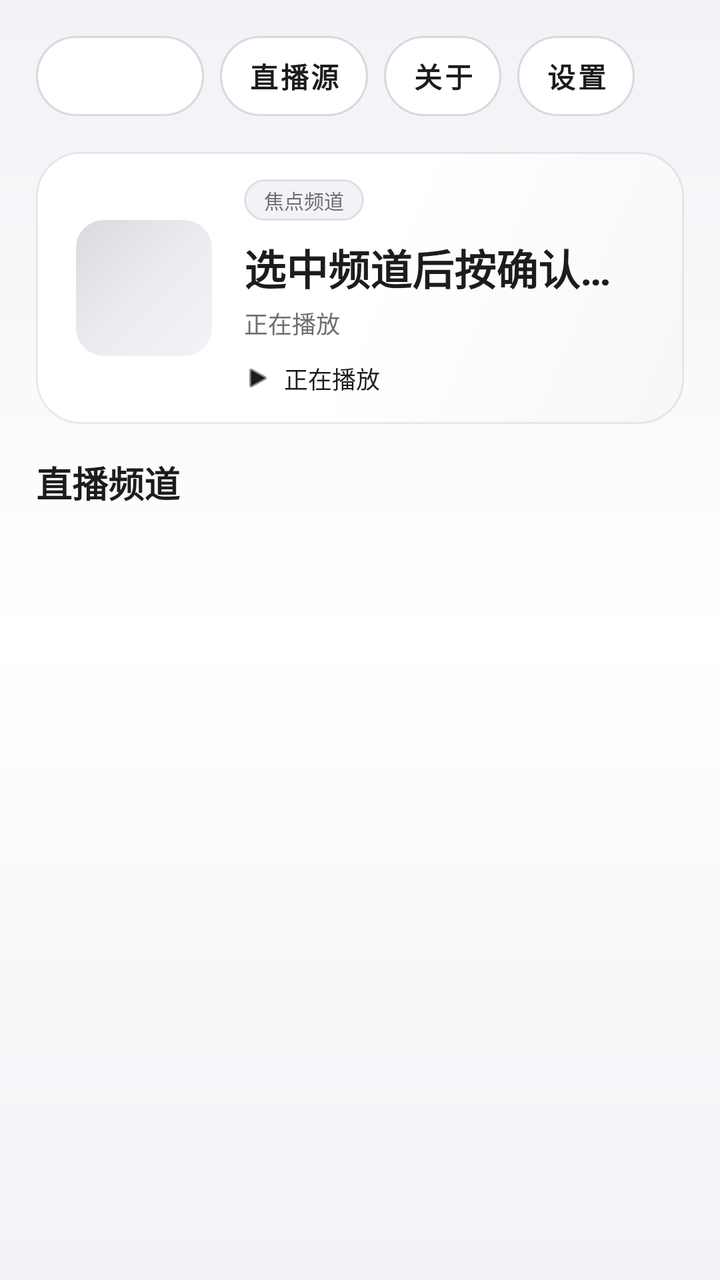
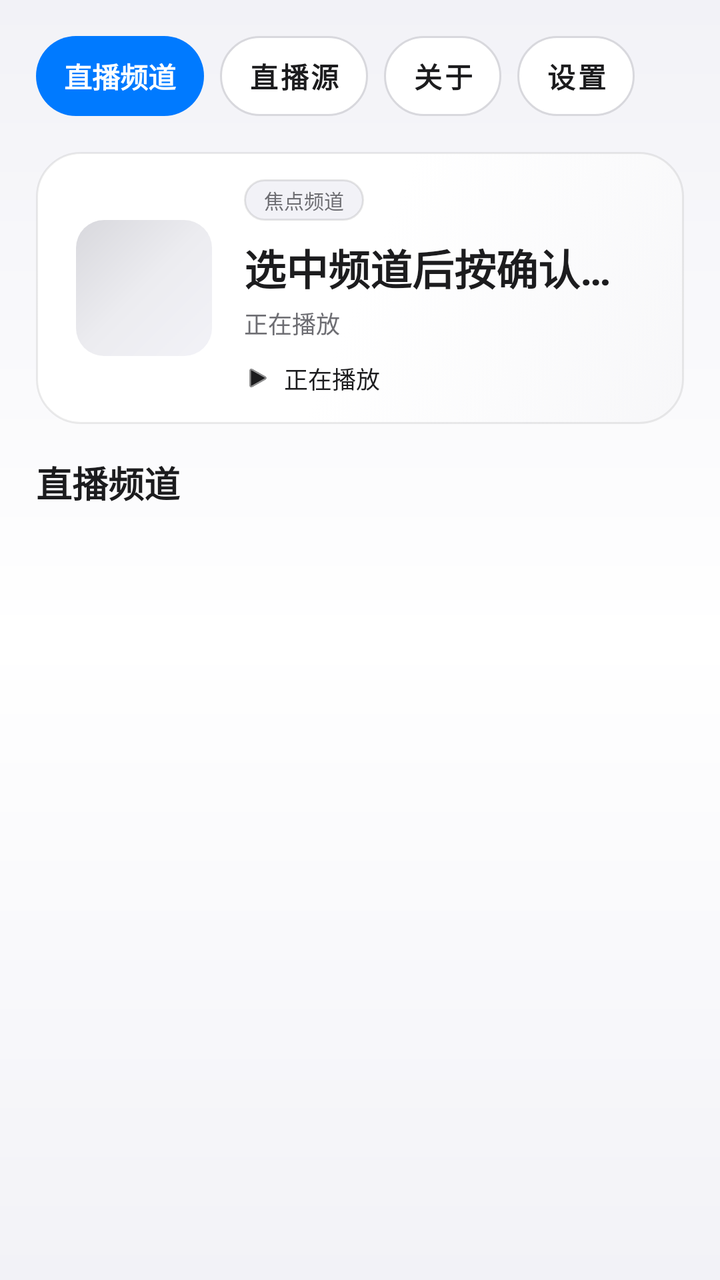

The first picture is an Android layout as it rendered before a commit; the second is the same layout after the commit. The layout source and the unified diff follow.
<!-- AndroidManifest.xml: application theme Theme.IPTVPlayer -->
<!-- res/layout/activity_main.xml -->
<?xml version="1.0" encoding="utf-8"?>
<FrameLayout xmlns:android="http://schemas.android.com/apk/res/android"
    xmlns:app="http://schemas.android.com/apk/res-auto"
    android:id="@+id/root"
    android:layout_width="match_parent"
    android:layout_height="match_parent"
    android:background="@drawable/bg_app_gradient">

    
    <LinearLayout
        android:id="@+id/pageList"
        android:layout_width="match_parent"
        android:layout_height="match_parent"
        android:orientation="vertical"
        android:paddingStart="@dimen/page_padding"
        android:paddingEnd="@dimen/page_padding"
        android:paddingTop="@dimen/page_padding_top">

        
        <LinearLayout
            android:layout_width="match_parent"
            android:layout_height="wrap_content"
            android:orientation="horizontal"
            android:gravity="center_vertical"
            android:layout_marginBottom="@dimen/header_gap">

            <TextView
                android:layout_width="wrap_content"
                android:layout_height="wrap_content"
                android:minHeight="40dp"
                android:gravity="center"
                android:paddingStart="14dp"
                android:paddingEnd="14dp"
                android:background="@drawable/bg_tab"
                android:selected="true"
                android:text="@string/channel_list_title"
                android:textSize="@dimen/top_button_text"
                android:textStyle="bold"
                android:textColor="#FFFFFFFF"
                android:focusable="false"
                android:clickable="false" />

            <Button
                android:id="@+id/btnConfig"
                style="@style/TabButton"
                android:layout_width="wrap_content"
                android:layout_height="wrap_content"
                android:layout_marginStart="8dp"
                android:minWidth="0dp"
                android:paddingStart="14dp"
                android:paddingEnd="14dp"
                android:text="@string/btn_config"
                android:textSize="@dimen/top_button_text" />

            <Button
                android:id="@+id/btnAbout"
                style="@style/TabButton"
                android:layout_width="wrap_content"
                android:layout_height="wrap_content"
                android:layout_marginStart="8dp"
                android:minWidth="0dp"
                android:paddingStart="14dp"
                android:paddingEnd="14dp"
                android:text="@string/about_entry"
                android:textSize="@dimen/top_button_text" />

            <Button
                android:id="@+id/btnSettings"
                style="@style/TabButton"
                android:layout_width="wrap_content"
                android:layout_height="wrap_content"
                android:layout_marginStart="8dp"
                android:minWidth="0dp"
                android:paddingStart="14dp"
                android:paddingEnd="14dp"
                android:text="@string/settings"
                android:textSize="@dimen/top_button_text" />
        </LinearLayout>

        
        <FrameLayout
            android:id="@+id/heroCard"
            android:layout_width="match_parent"
            android:layout_height="@dimen/hero_height"
            android:background="@drawable/bg_hero_gradient"
            android:focusable="true"
            android:clickable="true"
            android:stateListAnimator="@animator/focus_scale"
            android:layout_marginBottom="@dimen/hero_gap">

            <LinearLayout
                android:layout_width="match_parent"
                android:layout_height="match_parent"
                android:orientation="horizontal"
                android:gravity="center_vertical"
                android:paddingStart="20dp"
                android:paddingEnd="20dp">

                <FrameLayout
                    android:layout_width="@dimen/hero_logo"
                    android:layout_height="@dimen/hero_logo"
                    android:background="@drawable/bg_logo_placeholder"
                    android:layout_marginEnd="16dp">

                    <ImageView
                        android:id="@+id/ivHeroLogo"
                        android:layout_width="match_parent"
                        android:layout_height="match_parent"
                        android:scaleType="fitCenter"
                        android:padding="8dp"
                        android:contentDescription="台标" />
                </FrameLayout>

                <LinearLayout
                    android:layout_width="0dp"
                    android:layout_height="match_parent"
                    android:layout_weight="1"
                    android:orientation="vertical"
                    android:gravity="center_vertical">

                    <TextView
                        android:id="@+id/tvHeroBadge"
                        android:layout_width="wrap_content"
                        android:layout_height="wrap_content"
                        android:background="@drawable/bg_badge_live"
                        android:paddingStart="10dp"
                        android:paddingEnd="10dp"
                        android:paddingTop="3dp"
                        android:paddingBottom="3dp"
                        android:text="@string/hero_badge"
                        android:textSize="10sp"
                        android:textColor="@color/text_secondary" />

                    <TextView
                        android:id="@+id/tvHeroTitle"
                        android:layout_width="match_parent"
                        android:layout_height="wrap_content"
                        android:layout_marginTop="@dimen/hero_title_gap"
                        android:text="@string/hero_hint"
                        android:textSize="@dimen/hero_title"
                        android:textStyle="bold"
                        android:textColor="@color/text_primary"
                        android:maxLines="1"
                        android:ellipsize="end" />

                    <TextView
                        android:id="@+id/tvHeroSub"
                        android:layout_width="match_parent"
                        android:layout_height="wrap_content"
                        android:layout_marginTop="@dimen/hero_sub_gap"
                        android:text="@string/hero_playing"
                        android:textSize="@dimen/hero_sub"
                        android:textColor="@color/text_secondary"
                        android:maxLines="1"
                        android:ellipsize="end" />

                    
                    <LinearLayout
                        android:layout_width="match_parent"
                        android:layout_height="wrap_content"
                        android:orientation="horizontal"
                        android:gravity="center_vertical"
                        android:layout_marginTop="@dimen/hero_epg_gap">

                        <ImageView
                            android:layout_width="14dp"
                            android:layout_height="14dp"
                            android:src="@android:drawable/ic_media_play"
                            android:tint="@color/text_primary" />

                        <TextView
                            android:id="@+id/tvHeroEpg"
                            android:layout_width="0dp"
                            android:layout_height="wrap_content"
                            android:layout_weight="1"
                            android:minWidth="0dp"
                            android:layout_marginStart="6dp"
                            android:text="@string/hero_playing"
                            android:textSize="@dimen/hero_sub"
                            android:textColor="@color/text_primary"
                            android:maxLines="1"
                            android:ellipsize="end" />
                    </LinearLayout>

                    <TextView
                        android:id="@+id/tvHeroEpgNext"
                        android:layout_width="match_parent"
                        android:layout_height="wrap_content"
                        android:layout_marginTop="@dimen/hero_next_gap"
                        android:text=""
                        android:textSize="@dimen/epg_next_text"
                        android:textColor="@color/text_secondary"
                        android:maxLines="1"
                        android:ellipsize="end"
                        android:visibility="gone" />
                </LinearLayout>
            </LinearLayout>
        </FrameLayout>

        
        <LinearLayout
            android:layout_width="match_parent"
            android:layout_height="wrap_content"
            android:orientation="horizontal"
            android:gravity="center_vertical"
            android:layout_marginBottom="@dimen/section_gap">

            <TextView
                android:layout_width="wrap_content"
                android:layout_height="wrap_content"
                android:text="@string/channel_list_title"
                android:textSize="@dimen/section_title"
                android:textStyle="bold"
                android:textColor="@color/text_primary" />

            <TextView
                android:id="@+id/tvChannelCount"
                android:layout_width="wrap_content"
                android:layout_height="wrap_content"
                android:layout_marginStart="10dp"
                android:text=""
                android:textSize="@dimen/card_meta"
                android:textColor="@color/text_hint" />

        
        </LinearLayout>

        <HorizontalScrollView
            android:id="@+id/groupScroller"
            android:layout_width="match_parent"
            android:layout_height="wrap_content"
            android:scrollbars="none"
            android:layout_marginBottom="@dimen/chips_gap">

            <LinearLayout
                android:id="@+id/groupContainer"
                android:layout_width="wrap_content"
                android:layout_height="wrap_content"
                android:orientation="horizontal" />
        </HorizontalScrollView>

        
        <FrameLayout
            android:layout_width="match_parent"
            android:layout_height="0dp"
            android:layout_weight="1">

            <androidx.recyclerview.widget.RecyclerView
                android:id="@+id/recyclerView"
                android:layout_width="match_parent"
                android:layout_height="match_parent"
                android:clipToPadding="false"
                android:paddingBottom="24dp" />

            <TextView
                android:id="@+id/tvEmpty"
                android:layout_width="match_parent"
                android:layout_height="match_parent"
                android:gravity="center"
                android:text="@string/empty_hint"
                android:textSize="14sp"
                android:textColor="@color/text_secondary"
                android:visibility="gone" />

            <ProgressBar
                android:id="@+id/progressBar"
                android:layout_width="wrap_content"
                android:layout_height="wrap_content"
                android:layout_gravity="center"
                android:indeterminateTint="@color/primary"
                android:visibility="gone" />
        </FrameLayout>
    </LinearLayout>

    
    <FrameLayout
        android:id="@+id/pagePlayer"
        android:layout_width="match_parent"
        android:layout_height="match_parent"
        android:background="@color/black"
        android:visibility="gone">

        
        <FrameLayout
            android:id="@+id/videoHost"
            android:layout_width="match_parent"
            android:layout_height="match_parent"
            android:clipChildren="true"
            android:clipToPadding="true" />

        <ProgressBar
            android:id="@+id/pbLoading"
            android:layout_width="48dp"
            android:layout_height="48dp"
            android:layout_gravity="center"
            android:indeterminateTint="@color/primary"
            android:visibility="gone" />

        
        <LinearLayout
            android:id="@+id/topPanel"
            android:layout_width="match_parent"
            android:layout_height="wrap_content"
            android:orientation="vertical"
            android:background="@drawable/bg_top_scrim"
            android:padding="20dp">

            <LinearLayout
                android:id="@+id/btnRow"
                android:layout_width="match_parent"
                android:layout_height="wrap_content"
                android:orientation="horizontal"
                android:gravity="center_vertical">

                <Button
                    android:id="@+id/btnBack"
                    style="@style/GhostButton"
                    android:layout_width="wrap_content"
                    android:layout_height="wrap_content"
                    android:minHeight="40dp"
                    android:text="@string/back" />

                <View
                    android:layout_width="0dp"
                    android:layout_height="1dp"
                    android:layout_weight="1" />

                <TextView
                    android:id="@+id/tvPlayerTitle"
                    android:layout_width="0dp"
                    android:layout_height="wrap_content"
                    android:layout_weight="1"
                    android:gravity="end"
                    android:text=""
                    android:textSize="18sp"
                    android:textStyle="bold"
                    android:textColor="@color/text_primary"
                    android:maxLines="1"
                    android:ellipsize="end" />

                <Button
                    android:id="@+id/btnSwitchLine"
                    style="@style/GhostButton"
                    android:layout_width="wrap_content"
                    android:layout_height="wrap_content"
                    android:minWidth="0dp"
                    android:minHeight="40dp"
                    android:paddingStart="12dp"
                    android:paddingEnd="12dp"
                    android:layout_marginStart="10dp"
                    android:text="换源"
                    android:textSize="12sp" />

                <Button
                    android:id="@+id/btnFullscreen"
                    style="@style/GhostButton"
                    android:layout_width="wrap_content"
                    android:layout_height="wrap_content"
                    android:minWidth="0dp"
                    android:minHeight="40dp"
                    android:paddingStart="12dp"
                    android:paddingEnd="12dp"
                    android:layout_marginStart="10dp"
                    android:text="@string/fullscreen"
                    android:textSize="12sp" />
            </LinearLayout>

            <LinearLayout
                android:id="@+id/statsBar"
                android:layout_width="wrap_content"
                android:layout_height="wrap_content"
                android:orientation="horizontal"
                android:gravity="center_vertical"
                android:layout_marginTop="14dp"
                android:background="@drawable/bg_badge"
                android:paddingStart="12dp"
                android:paddingEnd="12dp"
                android:paddingTop="6dp"
                android:paddingBottom="6dp"
                android:visibility="gone">

                <View
                    android:id="@+id/dotStatus"
                    android:layout_width="8dp"
                    android:layout_height="8dp"
                    android:background="@drawable/bg_dot_green"
                    android:layout_marginEnd="8dp" />

                <TextView
                    android:id="@+id/tvStats"
                    android:layout_width="wrap_content"
                    android:layout_height="wrap_content"
                    android:text="@string/stats_placeholder"
                    android:textSize="@dimen/stats_text"
                    android:textColor="@color/green" />
            </LinearLayout>

        </LinearLayout>

        
        <LinearLayout
            android:id="@+id/epgPanel"
            android:layout_width="wrap_content"
            android:layout_height="wrap_content"
            android:layout_gravity="bottom|start"
            android:layout_marginStart="20dp"
            android:layout_marginBottom="20dp"
            android:orientation="vertical"
            android:background="@drawable/bg_epg_panel"
            android:paddingStart="14dp"
            android:paddingEnd="14dp"
            android:paddingTop="10dp"
            android:paddingBottom="10dp"
            android:visibility="gone">

            <TextView
                android:id="@+id/tvEpgTime"
                android:layout_width="wrap_content"
                android:layout_height="wrap_content"
                android:text=""
                android:textSize="11sp"
                android:textColor="@color/primary"
                android:textStyle="bold"
                android:maxLines="1"
                android:ellipsize="end" />

            <TextView
                android:id="@+id/tvEpgNow"
                android:layout_width="wrap_content"
                android:layout_height="wrap_content"
                android:layout_marginTop="4dp"
                android:maxWidth="420dp"
                android:text=""
                android:textSize="14sp"
                android:textColor="@color/text_primary"
                android:maxLines="1"
                android:ellipsize="end" />

            <TextView
                android:id="@+id/tvEpgNext"
                android:layout_width="wrap_content"
                android:layout_height="wrap_content"
                android:layout_marginTop="2dp"
                android:maxWidth="420dp"
                android:text=""
                android:textSize="12sp"
                android:textColor="@color/text_secondary"
                android:maxLines="1"
                android:ellipsize="end" />
        </LinearLayout>
    </FrameLayout>

</FrameLayout>
<!-- resources referenced by this layout -->
<resources>
  <color name="black">#FF000000</color>
  <color name="green">#FF34C759</color>
  <color name="primary">#FF007AFF</color>
  <color name="text_hint">#FF8E8E93</color>
  <color name="text_primary">#FF1C1C1E</color>
  <color name="text_secondary">#FF6E6E73</color>
  <dimen name="card_meta">12sp</dimen>
  <dimen name="chips_gap">12dp</dimen>
  <dimen name="epg_next_text">11sp</dimen>
  <dimen name="header_gap">18dp</dimen>
  <dimen name="hero_epg_gap">10dp</dimen>
  <dimen name="hero_gap">16dp</dimen>
  <dimen name="hero_height">136dp</dimen>
  <dimen name="hero_logo">68dp</dimen>
  <dimen name="hero_next_gap">3dp</dimen>
  <dimen name="hero_sub">12sp</dimen>
  <dimen name="hero_sub_gap">4dp</dimen>
  <dimen name="hero_title">21sp</dimen>
  <dimen name="hero_title_gap">8dp</dimen>
  <dimen name="page_padding">18dp</dimen>
  <dimen name="page_padding_top">18dp</dimen>
  <dimen name="section_gap">12dp</dimen>
  <dimen name="section_title">18sp</dimen>
  <dimen name="stats_text">11sp</dimen>
  <dimen name="top_button_text">14sp</dimen>
  <!-- drawable bg_badge (drawable) -->
  <?xml version="1.0" encoding="utf-8"?>
  <shape xmlns:android="http://schemas.android.com/apk/res/android"
      android:shape="rectangle">
      <solid android:color="#FFF2F2F7" />
      <corners android:radius="10dp" />
      <stroke android:width="1dp" android:color="#1A000000" />
  </shape>
  <!-- drawable bg_badge_live (drawable) -->
  <?xml version="1.0" encoding="utf-8"?>
  <shape xmlns:android="http://schemas.android.com/apk/res/android"
      android:shape="rectangle">
      <solid android:color="#FFF2F2F7" />
      <corners android:radius="10dp" />
      <stroke android:width="1dp" android:color="#1A000000" />
  </shape>
  <!-- drawable bg_dot_green (drawable) -->
  <?xml version="1.0" encoding="utf-8"?>
  <shape xmlns:android="http://schemas.android.com/apk/res/android"
      android:shape="oval">
      <solid android:color="@color/green" />
  </shape>
  <!-- drawable bg_epg_panel (drawable) -->
  <?xml version="1.0" encoding="utf-8"?>
  <shape xmlns:android="http://schemas.android.com/apk/res/android"
      android:shape="rectangle">
      <solid android:color="#E61A1A1C" />
      <corners android:radius="18dp" />
      <stroke android:width="1dp" android:color="#24FFFFFF" />
  </shape>
  <string name="about_entry">关于</string>
  <string name="back">返回</string>
  <string name="btn_config">直播源</string>
  <string name="channel_list_title">直播频道</string>
  <string name="empty_hint">还没有直播源\n点击「直播频道」右侧的「直播源」扫码或手动添加</string>
  <string name="fullscreen">横屏</string>
  <string name="hero_badge">焦点频道</string>
  <string name="hero_hint">选中频道后按确认键播放</string>
  <string name="hero_playing">正在播放</string>
  <string name="settings">设置</string>
  <string name="stats_placeholder">线路 - · 缓冲 0 · 丢帧 0</string>
  <color name="border_strong">#4D000000</color>
  <color name="background">#FFF2F2F7</color>
  <color name="accent">#FF007AFF</color>
  <color name="surface">#FFFFFFFF</color>
  <!-- drawable bg_dialog_dark (drawable) -->
  <?xml version="1.0" encoding="utf-8"?>
  <shape xmlns:android="http://schemas.android.com/apk/res/android"
      android:shape="rectangle">
      <solid android:color="#FFFFFFFF" />
      <corners android:radius="28dp" />
      <stroke
          android:width="1dp"
          android:color="#1A000000" />
  </shape>
  <style name="DialogButton" parent="Widget.MaterialComponents.Button.TextButton.Dialog">
          <item name="android:textColor">@color/primary</item>
          <item name="android:textSize">15sp</item>
      </style>
  <!-- unchanged entries left out for length: 9 -->
</resources>

<!-- the commit's change to res/layout/activity_main.xml (unified diff, before → after) -->
@@ -31,8 +31,7 @@
                 android:gravity="center"
                 android:paddingStart="14dp"
                 android:paddingEnd="14dp"
-                android:background="@drawable/bg_tab"
-                android:selected="true"
+                android:background="@drawable/bg_tab_selected"
                 android:text="@string/channel_list_title"
                 android:textSize="@dimen/top_button_text"
                 android:textStyle="bold"
<!-- resource entries referenced after the edit -->
@@ -55,6 +55,13 @@
       <corners android:radius="18dp" />
       <stroke android:width="1dp" android:color="#24FFFFFF" />
   </shape>
+  <!-- drawable bg_tab_selected (drawable) -->
+  <?xml version="1.0" encoding="utf-8"?>
+  <shape xmlns:android="http://schemas.android.com/apk/res/android"
+      android:shape="rectangle">
+      <solid android:color="#FF007AFF" />
+      <corners android:radius="20dp" />
+  </shape>
   <string name="about_entry">关于</string>
   <string name="back">返回</string>
   <string name="btn_config">直播源</string>
